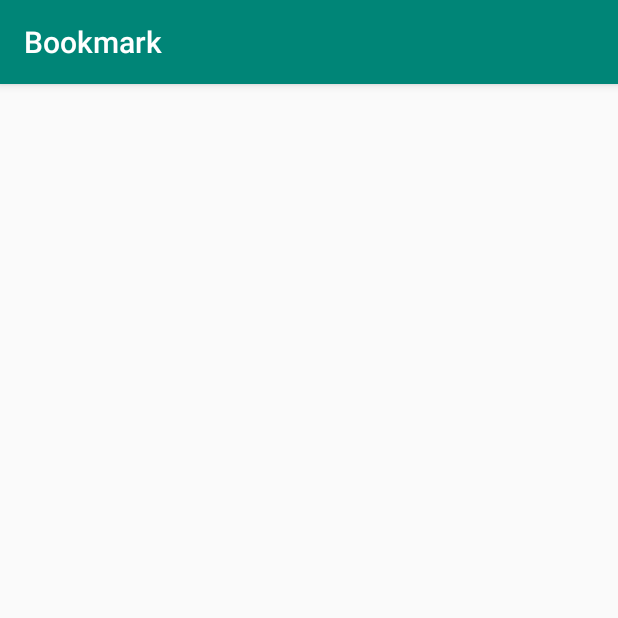
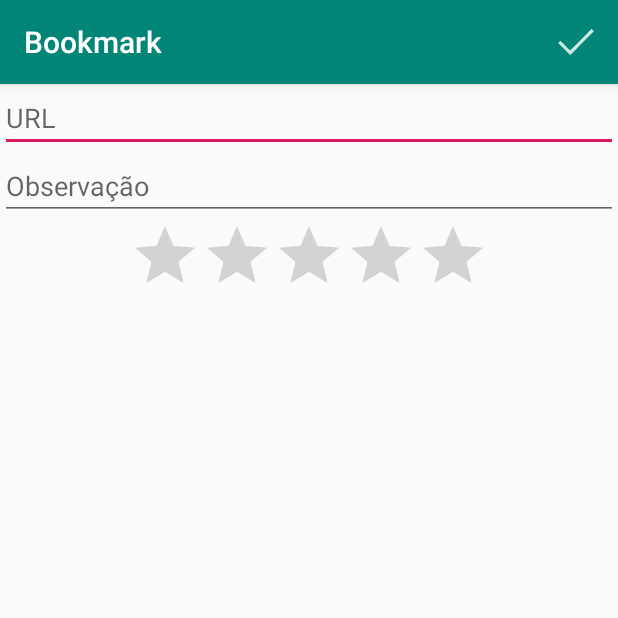
Before and after one commit to alabliuk/bookmark, an Android app: the UrlActivity screen opened directly, with no data from a screen before it, on a phone screen of 412 x 824 dp, the top half of it. Run offline under Robolectric (Android 15) with nearby library versions, the phone set to English and light mode, and no system bars.

Commit message:
Implementing MainActivity and UrlActivity

```diff
--- a/app/src/main/java/com/example/bookmark/UrlActivity.java
+++ b/app/src/main/java/com/example/bookmark/UrlActivity.java
@@ -1,13 +1,60 @@
 package com.example.bookmark;
 
+import android.content.Intent;
 import android.support.v7.app.AppCompatActivity;
 import android.os.Bundle;
+import android.view.Menu;
+import android.view.MenuInflater;
+import android.view.MenuItem;
+import android.widget.Toast;
+
+import com.example.bookmark.dao.UrlDAO;
+import com.example.bookmark.model.Url;
 
 public class UrlActivity extends AppCompatActivity {
+
+    private UrlHelper helper;
 
     @Override
     protected void onCreate(Bundle savedInstanceState) {
         super.onCreate(savedInstanceState);
         setContentView(R.layout.activity_url);
+
+        Intent intent = getIntent();
+        Url url = (Url) intent.getSerializableExtra("url");
+
+        helper = new UrlHelper(this);
+
+        if (url != null) {
+            helper.setUrl(url);
+        }
+    }
+
+    @Override
+    public boolean onCreateOptionsMenu(Menu menu) {
+        MenuInflater inflater = getMenuInflater();
+        inflater.inflate(R.menu.main_menu, menu);
+        return super.onCreateOptionsMenu(menu);
+    }
+
+    @Override
+    public boolean onOptionsItemSelected(MenuItem item) {
+        switch (item.getItemId()) {
+            case R.id.btnSave:
+                Url url = helper.getUrl();
+
+                UrlDAO dao = new UrlDAO(this);
+                if (url.getId() != null) {
+                    dao.alter(url);
+                } else {
+                    dao.insert(url);
+                }
+                dao.close();
+
+                Toast.makeText(UrlActivity.this, "Url " + url.getUrl() + " Salva", Toast.LENGTH_SHORT).show();
+                finish();
+                break;
+        }
+        return super.onOptionsItemSelected(item);
     }
 }
--- a/app/src/main/java/com/example/bookmark/UrlHelper.java
+++ b/app/src/main/java/com/example/bookmark/UrlHelper.java
@@ -1,4 +1,35 @@
 package com.example.bookmark;
 
+import android.widget.EditText;
+import android.widget.RatingBar;
+
+import com.example.bookmark.model.Url;
+
 public class UrlHelper {
+    private final EditText fieldUrl;
+    private final EditText fieldObservacao;
+    private final RatingBar fieldRanking;
+
+    private Url url;
+
+    public UrlHelper(UrlActivity activity) {
+        fieldUrl = activity.findViewById(R.id.txtUrl);
+        fieldObservacao = activity.findViewById(R.id.txtObs);
+        fieldRanking = activity.findViewById(R.id.stars);
+        url = new Url();
+    }
+
+    public Url getUrl() {
+        url.setUrl(fieldUrl.getText().toString());
+        url.setObservacao(fieldObservacao.getText().toString());
+        url.setRanking(Double.valueOf(fieldRanking.getProgress()));
+        return url;
+    }
+
+    public void setUrl(Url url) {
+        fieldUrl.setText(url.getUrl());
+        fieldObservacao.setText(url.getObservacao());
+        fieldRanking.setProgress(url.getRanking().intValue());
+        this.url = url;
+    }
 }
--- a/app/src/main/java/com/example/bookmark/dao/UrlDAO.java
+++ b/app/src/main/java/com/example/bookmark/dao/UrlDAO.java
@@ -40,7 +40,7 @@ public class UrlDAO extends SQLiteOpenHelper {
         ContentValues data = new ContentValues();
         data.put("url", url.getUrl());
         data.put("observacao", url.getObservacao());
-        data.put("ranking", url.getUrl());
+        data.put("ranking", url.getRanking());
         return data;
     }
 
--- a/app/src/main/java/com/example/bookmark/model/Url.java
+++ b/app/src/main/java/com/example/bookmark/model/Url.java
@@ -1,6 +1,8 @@
 package com.example.bookmark.model;
 
-public class Url {
+import java.io.Serializable;
+
+public class Url implements Serializable {
     private Long id;
     private String url;
     private String observacao;
@@ -37,4 +39,9 @@ public class Url {
     public void setRanking(Double ranking) {
         this.ranking = ranking;
     }
+
+    @Override
+    public String toString() {
+        return getRanking() + " - " + getUrl();
+    }
 }
--- a/app/src/main/res/layout/activity_main.xml
+++ b/app/src/main/res/layout/activity_main.xml
@@ -9,7 +9,7 @@
         android:layout_height="wrap_content"></ListView>
 
     <Button
-        android:id="@+id/addUrl"
+        android:id="@+id/newUrl"
         android:layout_width="56dp"
         android:layout_height="56dp"
         android:layout_alignParentRight="true"
--- a/app/src/main/res/layout/activity_url.xml
+++ b/app/src/main/res/layout/activity_url.xml
@@ -1,9 +1,31 @@
-<?xml version="1.0" encoding="utf-8"?>
-<android.support.constraint.ConstraintLayout xmlns:android="http://schemas.android.com/apk/res/android"
-    xmlns:app="http://schemas.android.com/apk/res-auto"
-    xmlns:tools="http://schemas.android.com/tools"
+<ScrollView xmlns:android="http://schemas.android.com/apk/res/android"
     android:layout_width="match_parent"
-    android:layout_height="match_parent"
-    tools:context=".UrlActivity">
+    android:layout_height="match_parent">
 
-</android.support.constraint.ConstraintLayout>
+    <LinearLayout xmlns:android="http://schemas.android.com/apk/res/android"
+        android:layout_width="match_parent"
+        android:layout_height="match_parent"
+        android:orientation="vertical">
+
+        <EditText
+            android:id="@+id/txtUrl"
+            android:layout_width="match_parent"
+            android:layout_height="wrap_content"
+            android:hint="URL" />
+
+        <EditText
+            android:id="@+id/txtObs"
+            android:layout_width="match_parent"
+            android:layout_height="wrap_content"
+            android:hint="Observação" />
+
+        <RatingBar
+            android:id="@+id/stars"
+            android:layout_width="wrap_content"
+            android:layout_height="wrap_content"
+            android:layout_gravity="center"
+            android:max="5"
+            android:numStars="5" />
+
+    </LinearLayout>
+</ScrollView>
--- /dev/null
+++ b/app/src/main/res/menu/main_menu.xml
@@ -0,0 +1,8 @@
+<menu xmlns:android="http://schemas.android.com/apk/res/android"
+    xmlns:app="http://schemas.android.com/apk/res-auto">
+    <item
+        android:id="@+id/btnSave"
+        android:icon="@drawable/ic_confirmar"
+        android:title="OK"
+        app:showAsAction="always" />
+</menu>
```
Also changed, not shown: app/src/main/java/com/example/bookmark/MainActivity.java (+77 -0 lines), app/src/main/res/drawable-hdpi/ic_confirmar.png (added), app/src/main/res/drawable-mdpi/ic_confirmar.png (added).
